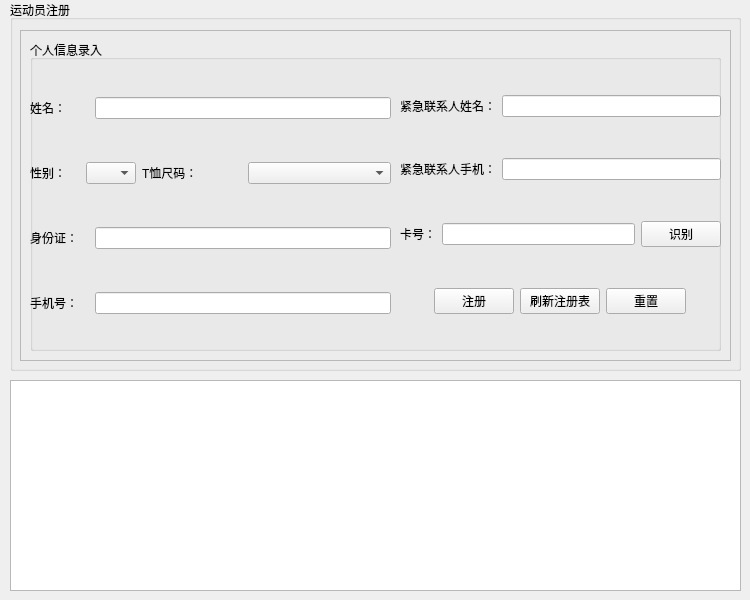
Above: CrossroadGradeManageSystem/pages/checkin/checkin.ui from JyamlamLaiHust/MotorcrossManagementSystem before the change. Below: the same form after it.
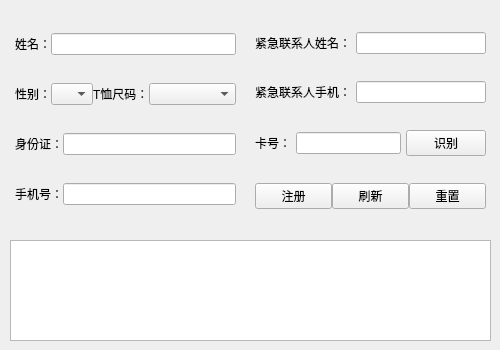
That is the form after the change.

Patch:
```diff
--- a/CrossroadGradeManageSystem/pages/checkin/checkin.ui
+++ b/CrossroadGradeManageSystem/pages/checkin/checkin.ui
@@ -6,8 +6,8 @@
    <rect>
     <x>0</x>
     <y>0</y>
-    <width>750</width>
-    <height>600</height>
+    <width>500</width>
+    <height>350</height>
    </rect>
   </property>
   <property name="sizePolicy">
@@ -19,90 +19,63 @@
   <property name="windowTitle">
    <string>Form</string>
   </property>
-  <widget class="QGroupBox" name="groupBox">
+  <widget class="QTableView" name="tableView">
    <property name="geometry">
     <rect>
      <x>10</x>
-     <y>0</y>
-     <width>731</width>
-     <height>371</height>
+     <y>240</y>
+     <width>481</width>
+     <height>101</height>
     </rect>
    </property>
-   <property name="sizePolicy">
-    <sizepolicy hsizetype="Expanding" vsizetype="Preferred">
-     <horstretch>0</horstretch>
-     <verstretch>0</verstretch>
-    </sizepolicy>
-   </property>
-   <property name="title">
-    <string>运动员注册</string>
-   </property>
-   <widget class="QFrame" name="frame">
-    <property name="geometry">
-     <rect>
-      <x>10</x>
-      <y>30</y>
-      <width>711</width>
-      <height>331</height>
-     </rect>
-    </property>
-    <property name="frameShape">
-     <enum>QFrame::StyledPanel</enum>
-    </property>
-    <property name="frameShadow">
-     <enum>QFrame::Raised</enum>
-    </property>
-    <widget class="QGroupBox" name="groupBox_2">
-     <property name="geometry">
-      <rect>
-       <x>10</x>
-       <y>10</y>
-       <width>691</width>
-       <height>311</height>
-      </rect>
-     </property>
-     <property name="title">
-      <string>个人信息录入</string>
-     </property>
+  </widget>
      <widget class="QWidget" name="verticalLayoutWidget">
       <property name="geometry">
        <rect>
-        <x>0</x>
-        <y>20</y>
-        <width>361</width>
-        <height>291</height>
+     <x>10</x>
+     <y>10</y>
+     <width>231</width>
+     <height>221</height>
        </rect>
       </property>
       <layout class="QVBoxLayout" name="verticalLayout">
+    <property name="spacing">
+     <number>5</number>
+    </property>
        <item>
         <layout class="QHBoxLayout" name="horizontalLayout">
+      <property name="spacing">
+       <number>0</number>
+      </property>
+      <property name="leftMargin">
+       <number>5</number>
+      </property>
+      <property name="rightMargin">
+       <number>5</number>
+      </property>
          <item>
           <widget class="QLabel" name="participantName_label">
-           <property name="sizePolicy">
-            <sizepolicy hsizetype="Preferred" vsizetype="Preferred">
-             <horstretch>1</horstretch>
-             <verstretch>0</verstretch>
-            </sizepolicy>
-           </property>
            <property name="text">
             <string>姓名：</string>
            </property>
           </widget>
          </item>
          <item>
-          <widget class="QLineEdit" name="participantName_lineEdit">
-           <property name="sizePolicy">
-            <sizepolicy hsizetype="Preferred" vsizetype="Fixed">
-             <horstretch>5</horstretch>
-             <verstretch>0</verstretch>
-            </sizepolicy>
-           </property>
-          </widget>
+       <widget class="QLineEdit" name="participantName_lineEdit"/>
          </item>
         </layout>
        </item>
        <item>
-        <layout class="QHBoxLayout" name="horizontalLayout_2">
+     <layout class="QHBoxLayout" name="horizontalLayout_8">
+      <property name="spacing">
+       <number>0</number>
+      </property>
+      <property name="leftMargin">
+       <number>5</number>
+      </property>
+      <property name="rightMargin">
+       <number>5</number>
+      </property>
          <item>
           <widget class="QLabel" name="gender_label">
            <property name="sizePolicy">
@@ -120,7 +93,7 @@
           <widget class="QComboBox" name="gender_comboBox">
            <property name="sizePolicy">
             <sizepolicy hsizetype="Preferred" vsizetype="Fixed">
-             <horstretch>1</horstretch>
+          <horstretch>2</horstretch>
              <verstretch>0</verstretch>
             </sizepolicy>
            </property>
@@ -145,7 +118,7 @@
           <widget class="QLabel" name="sizeTshirt_label">
            <property name="sizePolicy">
             <sizepolicy hsizetype="Preferred" vsizetype="Preferred">
-             <horstretch>2</horstretch>
+          <horstretch>1</horstretch>
              <verstretch>0</verstretch>
             </sizepolicy>
            </property>
@@ -158,7 +131,7 @@
           <widget class="QComboBox" name="sizeTshirt_comboBox">
            <property name="sizePolicy">
             <sizepolicy hsizetype="Preferred" vsizetype="Fixed">
-             <horstretch>1</horstretch>
+          <horstretch>2</horstretch>
              <verstretch>0</verstretch>
             </sizepolicy>
            </property>
@@ -202,73 +175,74 @@
         </layout>
        </item>
        <item>
-        <layout class="QHBoxLayout" name="horizontalLayout_3">
+     <layout class="QHBoxLayout" name="horizontalLayout_2">
+      <property name="spacing">
+       <number>0</number>
+      </property>
+      <property name="leftMargin">
+       <number>5</number>
+      </property>
+      <property name="rightMargin">
+       <number>5</number>
+      </property>
          <item>
           <widget class="QLabel" name="idCard_label">
-           <property name="sizePolicy">
-            <sizepolicy hsizetype="Preferred" vsizetype="Preferred">
-             <horstretch>1</horstretch>
-             <verstretch>0</verstretch>
-            </sizepolicy>
-           </property>
            <property name="text">
             <string>身份证：</string>
            </property>
           </widget>
          </item>
          <item>
-          <widget class="QLineEdit" name="idCard_lineEdit">
-           <property name="sizePolicy">
-            <sizepolicy hsizetype="Expanding" vsizetype="Fixed">
-             <horstretch>5</horstretch>
-             <verstretch>0</verstretch>
-            </sizepolicy>
-           </property>
-          </widget>
+       <widget class="QLineEdit" name="idCard_lineEdit"/>
          </item>
         </layout>
        </item>
        <item>
-        <layout class="QHBoxLayout" name="horizontalLayout_4">
+     <layout class="QHBoxLayout" name="horizontalLayout_3">
+      <property name="spacing">
+       <number>0</number>
+      </property>
+      <property name="leftMargin">
+       <number>5</number>
+      </property>
+      <property name="rightMargin">
+       <number>5</number>
+      </property>
          <item>
           <widget class="QLabel" name="telephone_label">
-           <property name="sizePolicy">
-            <sizepolicy hsizetype="Preferred" vsizetype="Preferred">
-             <horstretch>1</horstretch>
-             <verstretch>0</verstretch>
-            </sizepolicy>
-           </property>
            <property name="text">
             <string>手机号：</string>
            </property>
           </widget>
          </item>
          <item>
-          <widget class="QLineEdit" name="telephone_lineEdit">
-           <property name="sizePolicy">
-            <sizepolicy hsizetype="Expanding" vsizetype="Fixed">
-             <horstretch>5</horstretch>
-             <verstretch>0</verstretch>
-            </sizepolicy>
-           </property>
-          </widget>
+       <widget class="QLineEdit" name="telephone_lineEdit"/>
          </item>
         </layout>
        </item>
       </layout>
      </widget>
-     <widget class="QWidget" name="verticalLayoutWidget_2">
+  <widget class="QWidget" name="verticalLayoutWidget_3">
       <property name="geometry">
        <rect>
-        <x>370</x>
-        <y>20</y>
-        <width>321</width>
-        <height>291</height>
-       </rect>
-      </property>
-      <layout class="QVBoxLayout" name="verticalLayout_2">
+     <x>250</x>
+     <y>10</y>
+     <width>241</width>
+     <height>221</height>
+    </rect>
+   </property>
+   <layout class="QVBoxLayout" name="verticalLayout_3">
+    <property name="spacing">
+     <number>5</number>
+    </property>
        <item>
-        <layout class="QHBoxLayout" name="horizontalLayout_6">
+     <layout class="QHBoxLayout" name="horizontalLayout_4">
+      <property name="leftMargin">
+       <number>5</number>
+      </property>
+      <property name="rightMargin">
+       <number>5</number>
+      </property>
          <item>
           <widget class="QLabel" name="emergencyContactName_label">
            <property name="text">
@@ -282,7 +256,13 @@
         </layout>
        </item>
        <item>
-        <layout class="QHBoxLayout" name="horizontalLayout_7">
+     <layout class="QHBoxLayout" name="horizontalLayout_5">
+      <property name="leftMargin">
+       <number>5</number>
+      </property>
+      <property name="rightMargin">
+       <number>5</number>
+      </property>
          <item>
           <widget class="QLabel" name="emergencyContactPhone_label">
            <property name="text">
@@ -296,7 +276,13 @@
         </layout>
        </item>
        <item>
-        <layout class="QHBoxLayout" name="horizontalLayout_9">
+     <layout class="QHBoxLayout" name="horizontalLayout_6">
+      <property name="leftMargin">
+       <number>5</number>
+      </property>
+      <property name="rightMargin">
+       <number>5</number>
+      </property>
          <item>
           <widget class="QLabel" name="rfidTag_label">
            <property name="text">
@@ -317,20 +303,16 @@
         </layout>
        </item>
        <item>
-        <layout class="QHBoxLayout" name="horizontalLayout_11">
-         <item>
-          <spacer name="horizontalSpacer">
-           <property name="orientation">
-            <enum>Qt::Horizontal</enum>
-           </property>
-           <property name="sizeHint" stdset="0">
-            <size>
-             <width>40</width>
-             <height>20</height>
-            </size>
-           </property>
-          </spacer>
-         </item>
+     <layout class="QHBoxLayout" name="horizontalLayout_7">
+      <property name="spacing">
+       <number>0</number>
+      </property>
+      <property name="leftMargin">
+       <number>5</number>
+      </property>
+      <property name="rightMargin">
+       <number>5</number>
+      </property>
          <item>
           <widget class="QPushButton" name="btn_register">
            <property name="text">
@@ -341,7 +323,7 @@
          <item>
           <widget class="QPushButton" name="btn_refresh">
            <property name="text">
-            <string>刷新注册表</string>
+         <string>刷新</string>
            </property>
           </widget>
          </item>
@@ -352,35 +334,9 @@
            </property>
           </widget>
          </item>
-         <item>
-          <spacer name="horizontalSpacer_2">
-           <property name="orientation">
-            <enum>Qt::Horizontal</enum>
-           </property>
-           <property name="sizeHint" stdset="0">
-            <size>
-             <width>40</width>
-             <height>20</height>
-            </size>
-           </property>
-          </spacer>
-         </item>
         </layout>
        </item>
       </layout>
-     </widget>
-    </widget>
-   </widget>
-  </widget>
-  <widget class="QTableView" name="tableView">
-   <property name="geometry">
-    <rect>
-     <x>10</x>
-     <y>380</y>
-     <width>731</width>
-     <height>211</height>
-    </rect>
-   </property>
   </widget>
  </widget>
  <resources/>
```
Left out of the diff: 15 changed lines with no effect on the pictures. Lines whose indentation alone changed are shown as unchanged.
